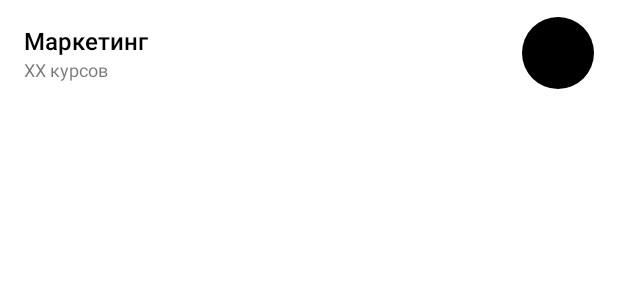
After one commit to maks1596/netology-test-loader, an Android app: the layout data.xml on its own in the app's theme, with its tools: preview values and no code run, on a phone screen of 412 x 824 dp. The commit adds this screen. Shown: the top 300 px of the screen. Run offline under Robolectric (Android 15) with nearby library versions, the phone set to English and light mode, and no system bars.

Commit message:
Добавлено отображение элементов списка

```diff
--- a/app/src/main/java/com/netology/loader/MainActivity.kt
+++ b/app/src/main/java/com/netology/loader/MainActivity.kt
@@ -18,7 +18,7 @@ internal class MainActivity : AppCompatActivity() {
 
         lifecycleScope.launchWhenResumed {
             val data = GroupRepository.getData()
-            Log.d("MainActivity", data.toString())
+            binding.recyclerView.adapter = DataAdapter(data)
             binding.progressIndicator.hide()
         }
     }
--- /dev/null
+++ b/app/src/main/res/drawable/oval_black.xml
@@ -0,0 +1,5 @@
+<?xml version="1.0" encoding="utf-8"?>
+<shape xmlns:android="http://schemas.android.com/apk/res/android"
+    android:shape="oval">
+    <solid android:color="@android:color/black" />
+</shape>
--- /dev/null
+++ b/app/src/main/res/layout/data.xml
@@ -0,0 +1,46 @@
+<?xml version="1.0" encoding="utf-8"?>
+<androidx.constraintlayout.widget.ConstraintLayout xmlns:android="http://schemas.android.com/apk/res/android"
+    xmlns:app="http://schemas.android.com/apk/res-auto"
+    xmlns:tools="http://schemas.android.com/tools"
+    android:layout_width="match_parent"
+    android:layout_height="wrap_content"
+    android:paddingHorizontal="16dp">
+
+    <androidx.appcompat.widget.AppCompatTextView
+        android:id="@+id/direction_title_text_view"
+        android:layout_width="0dp"
+        android:layout_height="wrap_content"
+        android:layout_marginTop="16dp"
+        android:layout_marginEnd="8dp"
+        android:fontFamily="sans-serif-medium"
+        android:textColor="@android:color/black"
+        android:textSize="16sp"
+        app:layout_constraintEnd_toStartOf="@id/badge_icon"
+        app:layout_constraintStart_toStartOf="parent"
+        app:layout_constraintTop_toTopOf="parent"
+        tools:text="Маркетинг" />
+
+    <androidx.appcompat.widget.AppCompatTextView
+        android:id="@+id/groups_amount_text_view"
+        android:layout_width="0dp"
+        android:layout_height="wrap_content"
+        android:layout_marginBottom="16dp"
+        android:textSize="12sp"
+        app:layout_constraintBottom_toBottomOf="parent"
+        app:layout_constraintEnd_toEndOf="@id/direction_title_text_view"
+        app:layout_constraintStart_toStartOf="@id/direction_title_text_view"
+        app:layout_constraintTop_toBottomOf="@id/direction_title_text_view"
+        tools:text="XX курсов" />
+
+
+    <View
+        android:id="@+id/badge_icon"
+        android:layout_width="48dp"
+        android:layout_height="48dp"
+        android:background="@drawable/oval_black"
+        app:layout_constraintBottom_toBottomOf="parent"
+        app:layout_constraintEnd_toEndOf="parent"
+        app:layout_constraintTop_toTopOf="parent" />
+
+
+</androidx.constraintlayout.widget.ConstraintLayout>
--- a/app/src/main/res/layout/main.xml
+++ b/app/src/main/res/layout/main.xml
@@ -9,7 +9,8 @@
     <androidx.recyclerview.widget.RecyclerView
         android:id="@+id/recycler_view"
         android:layout_width="match_parent"
-        android:layout_height="match_parent" />
+        android:layout_height="match_parent"
+        app:layoutManager="androidx.recyclerview.widget.LinearLayoutManager" />
 
     <com.google.android.material.progressindicator.CircularProgressIndicator
         android:id="@+id/progress_indicator"
```
Also changed, not shown: app/src/main/java/com/netology/loader/DataAdapter.kt (added, +46 -0 lines), app/src/main/res/values/strings.xml (+7 -1 lines), 1 other file.
